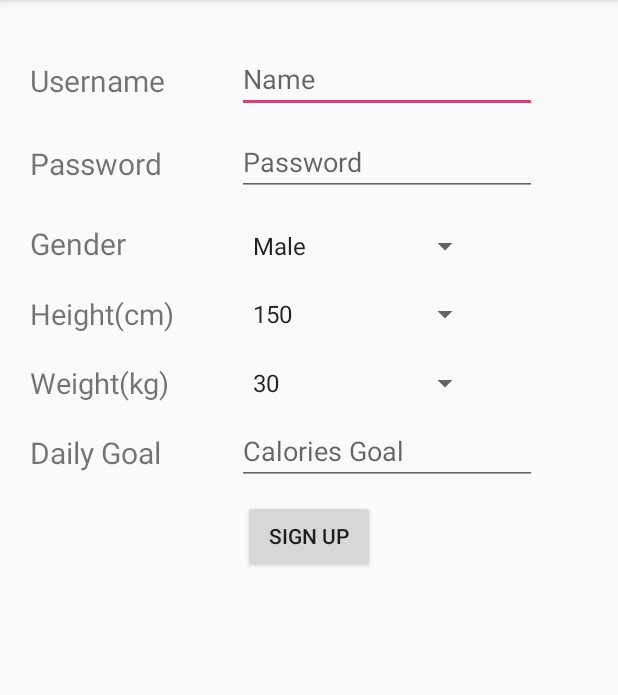
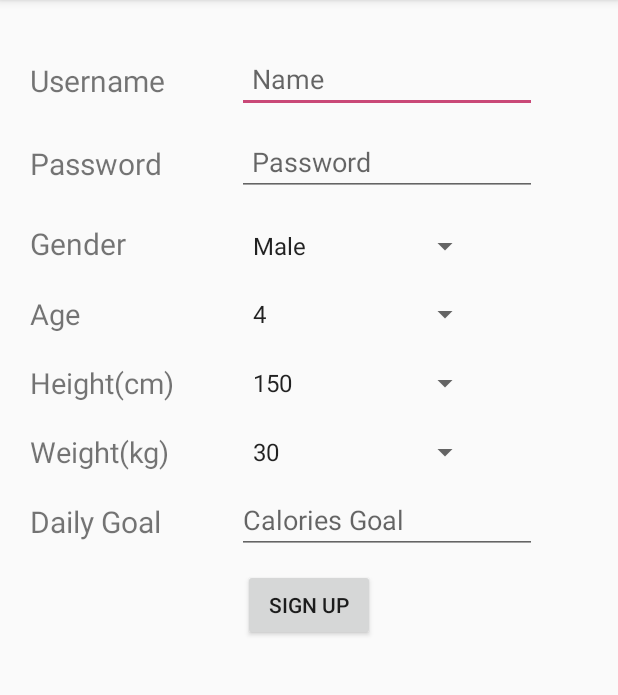
Before and after one commit to jiayuehe/FIVEPASS, an Android app: the SignUp screen opened directly, with no data from a screen before it, on a phone screen of 412 x 824 dp, the part 84-779 px from its top. Run offline under Robolectric (Android 15) with nearby library versions, the phone set to English and light mode, and no system bars.

Commit message:
signupfunc

```diff
--- a/StepCounter/app/src/main/java/com/example/angelahe/stepcounter/Activity/SignUp.java
+++ b/StepCounter/app/src/main/java/com/example/angelahe/stepcounter/Activity/SignUp.java
@@ -1,30 +1,63 @@
 package com.example.angelahe.stepcounter.Activity;
 
+import android.content.Intent;
 import android.os.Bundle;
 import android.support.v7.app.AppCompatActivity;
 import android.view.View;
 import android.widget.Button;
+import android.widget.EditText;
 import android.widget.Spinner;
+import android.widget.Toast;
 
+import com.example.angelahe.stepcounter.Database.User;
 import com.example.angelahe.stepcounter.R;
 
 public class SignUp extends AppCompatActivity {
-    private Spinner genderSpinner, ageSpinner;
+    private Spinner genderSpinner, ageSpinner, weightSpinner, heightSpinner;
     private Button signUpBtn;
+    EditText Password;
+    EditText Username;
+    EditText DailyGoal;
+
 
     @Override
     public void onCreate(Bundle savedInstanceState) {
         super.onCreate(savedInstanceState);
         setContentView(R.layout.activity_user_signup);
-        signUpBtn = findViewById(R.id.signUpButton);
-//        signUpBtn.setOnClickListener(
-//                new View.OnClickListener() {
-//                    @Override
-//                    public void onClick(View view) {
-//                        String name =
-//                    }
-//                }
-//        );
+
+        signUpBtn = findViewById(R.id.realSignUpButton);
+        Username = (EditText) findViewById(R.id.username);
+        Password = (EditText) findViewById(R.id.password);
+        genderSpinner = (Spinner) findViewById(R.id.gender);
+        ageSpinner = (Spinner) findViewById((R.id.age));
+        weightSpinner = (Spinner) findViewById(R.id.body_height);
+        heightSpinner = (Spinner) findViewById(R.id.body_height);
+        DailyGoal = (EditText) findViewById(R.id.dailyGoal);
+
+        signUpBtn.setOnClickListener(
+                new View.OnClickListener()
+                {
+                    public void onClick(View view)
+                    {
+                        final String username = Username.getText().toString();
+                        final String password = Password.getText().toString();
+                        final char gender = genderSpinner.getSelectedItem().toString().equals("Male") ? 'M' : 'F';
+                        final int age = Integer.parseInt(ageSpinner.getSelectedItem().toString());
+                        final float weight = Float.parseFloat(weightSpinner.getSelectedItem().toString());
+                        final float height = Float.parseFloat(heightSpinner.getSelectedItem().toString());
+                        final int dailyGoal = Integer.parseInt(DailyGoal.getText().toString());
+                        User currentUser = MainActivity.myAppDatabase.UserDao().returnCurrentUser(username);
+                        if(currentUser == null){
+                            User user = new User(username,password,age,weight, height, dailyGoal,gender);
+                            MainActivity.myAppDatabase.UserDao().addUser(user);
+                            Intent myIntent = new Intent(SignUp.this, HomeActivity.class);
+                            myIntent.putExtra("username", username);
+                            startActivity(myIntent);
+                        } else{
+                            Toast.makeText(SignUp.this,"Username taken", Toast.LENGTH_SHORT).show();
+                        }
+                    }
+                });
     }
 
 //    public void addGenderItems(){
--- a/StepCounter/app/src/main/res/layout/activity_user_signup.xml
+++ b/StepCounter/app/src/main/res/layout/activity_user_signup.xml
@@ -43,6 +43,7 @@
                     android:layout_marginEnd="54dp"
                     android:ems="10"
                     android:hint="Name"
+                    android:paddingLeft="10dp"
                     android:inputType="textPersonName" />
 
             </RelativeLayout>
@@ -73,6 +74,7 @@
                     android:layout_marginEnd="54dp"
                     android:ems="10"
                     android:hint="Password"
+                    android:paddingLeft="10dp"
                     android:inputType="textPassword" />
             </RelativeLayout>
 
@@ -103,6 +105,36 @@
                     android:ems="10"
                     android:entries="@array/genderArray"
                     android:prompt="@string/genderPrompt"
+                    android:spinnerMode="dialog" />
+            </RelativeLayout>
+
+            <RelativeLayout
+                android:layout_width="match_parent"
+                android:layout_height="wrap_content"
+                android:layout_marginTop="10dp"
+                android:gravity="center"
+                android:textAlignment="center">
+
+                <TextView
+                    android:layout_width="100dp"
+                    android:layout_height="wrap_content"
+                    android:layout_marginLeft="20dp"
+                    android:layout_marginTop="10dp"
+                    android:layout_marginRight="10dp"
+                    android:text="Age"
+                    android:textSize="19dp" />
+
+                <Spinner
+                    android:id="@+id/age"
+                    android:layout_width="160dp"
+                    android:layout_height="wrap_content"
+                    android:layout_alignParentTop="true"
+                    android:layout_alignParentEnd="true"
+                    android:layout_marginTop="11dp"
+                    android:layout_marginEnd="91dp"
+                    android:ems="10"
+                    android:entries="@array/age"
+                    android:prompt="@string/agePrompt"
                     android:spinnerMode="dialog" />
             </RelativeLayout>
 
@@ -203,7 +235,7 @@
                 android:textAlignment="center">
 
                 <Button
-                    android:id="@+id/signUpButton"
+                    android:id="@+id/realSignUpButton"
                     android:layout_width="wrap_content"
                     android:layout_height="wrap_content"
                     android:text="Sign Up"/>
--- a/StepCounter/app/src/main/res/values/strings.xml
+++ b/StepCounter/app/src/main/res/values/strings.xml
@@ -57,6 +57,96 @@
     <string-array name="genderArray">
         <item>Male</item>
         <item>Female</item>
+    </string-array>
+
+    <string name="agePrompt">Age</string>
+    <string-array name="age">
+        <item>4</item>
+        <item>5</item>
+        <item>6</item>
+        <item>7</item>
+        <item>8</item>
+        <item>9</item>
+        <item>10</item>
+        <item>11</item>
+        <item>12</item>
+        <item>13</item>
+        <item>14</item>
+        <item>15</item>
+        <item>16</item>
+        <item>17</item>
+        <item>18</item>
+        <item>19</item>
+        <item>20</item>
+        <item>21</item>
+        <item>22</item>
+        <item>23</item>
+        <item>24</item>
+        <item>25</item>
+        <item>26</item>
+        <item>27</item>
+        <item>28</item>
+        <item>29</item>
+        <item>30</item>
+        <item>31</item>
+        <item>32</item>
+        <item>33</item>
+        <item>34</item>
+        <item>35</item>
+        <item>36</item>
+        <item>37</item>
+        <item>38</item>
+        <item>39</item>
+        <item>40</item>
+        <item>41</item>
+        <item>42</item>
+        <item>43</item>
+        <item>44</item>
+        <item>45</item>
+        <item>46</item>
+        <item>47</item>
+        <item>48</item>
+        <item>49</item>
+        <item>50</item>
+        <item>51</item>
+        <item>52</item>
+        <item>53</item>
+        <item>54</item>
+        <item>55</item>
+        <item>56</item>
+        <item>57</item>
+        <item>58</item>
+        <item>59</item>
+        <item>60</item>
+        <item>61</item>
+        <item>62</item>
+        <item>63</item>
+        <item>64</item>
+        <item>65</item>
+        <item>66</item>
+        <item>67</item>
+        <item>68</item>
+        <item>69</item>
+        <item>70</item>
+        <item>71</item>
+        <item>72</item>
+        <item>73</item>
+        <item>74</item>
+        <item>75</item>
+        <item>76</item>
+        <item>77</item>
+        <item>78</item>
+        <item>79</item>
+        <item>80</item>
+        <item>81</item>
+        <item>82</item>
+        <item>83</item>
+        <item>84</item>
+        <item>85</item>
+        <item>86</item>
+        <item>87</item>
+        <item>88</item>
+        <item>89</item>
     </string-array>
 
     <string name="heightPrompt">Height</string>
```
